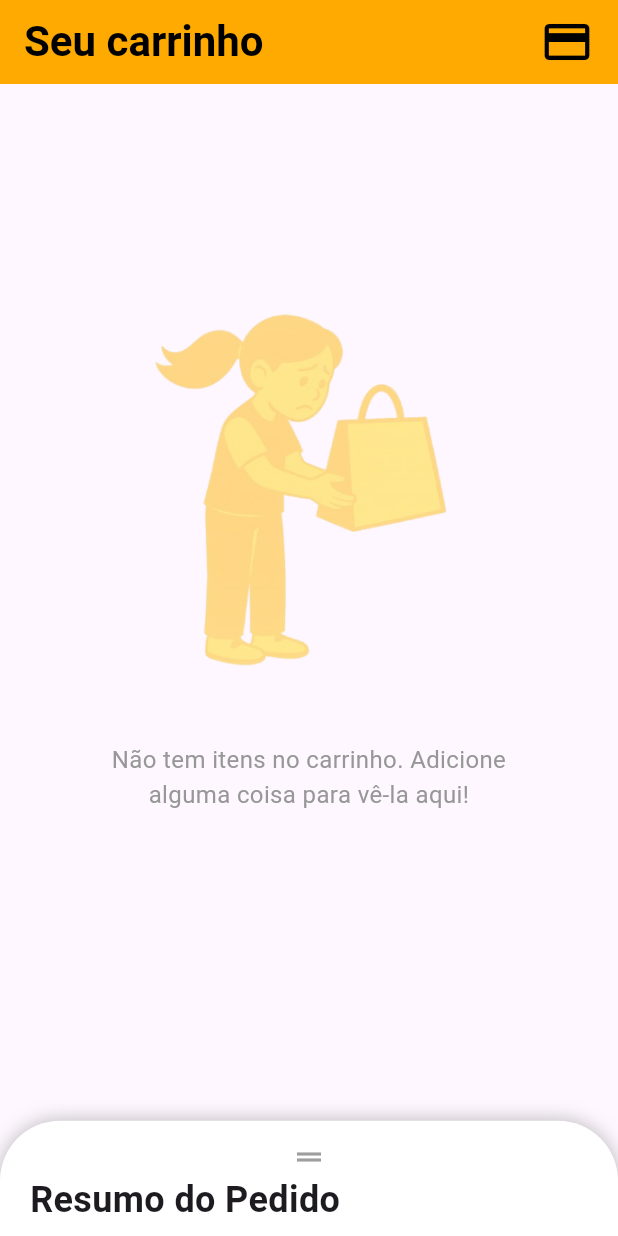
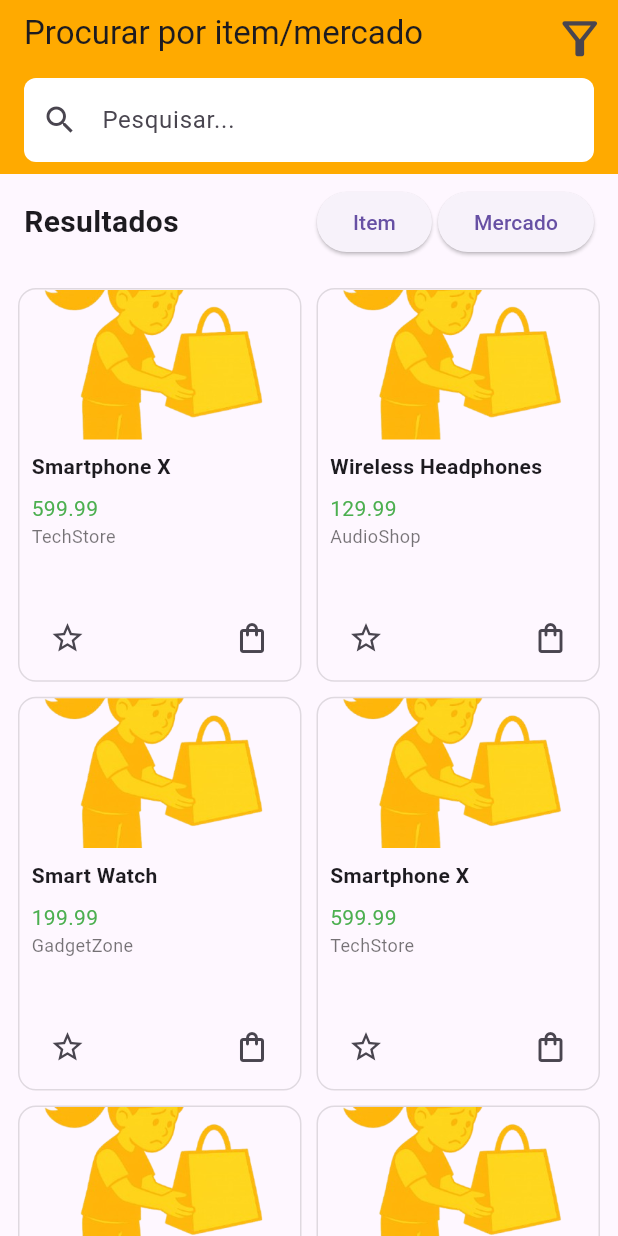
Before and after one commit to Arthutstuts96/Projeto-de-Sistemas-mobile, a Flutter app: the screen it shows after launch, on a phone screen of 412 x 824 dp. Run offline on Flutter 3.47's test engine with Material 3 defaults, Android fonts, the phone set to English and light mode, and no system bars; our stand-ins replace dio, shared_preferences.

Commit message:
Criada interface de pesquisa, funções para adicionar e remover itens do carrinho

```diff
--- a/lib/domain/models/products/product.dart
+++ b/lib/domain/models/products/product.dart
@@ -1,69 +1,88 @@
 import 'dart:convert';
 
 class Product {
+  int id;
   String name;
   String description;
   String category;
   String brand;
+  String market;
   double unityPrice;
   int quantity;
   DateTime expirationDate;
+  String image;
   int barCode;
   Product({
+    required this.id,
     required this.name,
     required this.description,
     required this.category,
     required this.brand,
+    required this.market,
     required this.unityPrice,
     required this.quantity,
     required this.expirationDate,
+    required this.image,
     required this.barCode,
   });
 
+
   Product copyWith({
+    int? id,
     String? name,
     String? description,
     String? category,
     String? brand,
+    String? market,
     double? unityPrice,
     int? quantity,
     DateTime? expirationDate,
+    String? image,
     int? barCode,
   }) {
     return Product(
+      id: id ?? this.id,
       name: name ?? this.name,
       description: description ?? this.description,
       category: category ?? this.category,
       brand: brand ?? this.brand,
+      market: market ?? this.market,
       unityPrice: unityPrice ?? this.unityPrice,
       quantity: quantity ?? this.quantity,
       expirationDate: expirationDate ?? this.expirationDate,
+      image: image ?? this.image,
       barCode: barCode ?? this.barCode,
     );
   }
 
   Map<String, dynamic> toMap() {
     return <String, dynamic>{
+      'id': id,
       'name': name,
       'description': description,
       'category': category,
       'brand': brand,
+      'market': market,
       'unityPrice': unityPrice,
       'quantity': quantity,
       'expirationDate': expirationDate.millisecondsSinceEpoch,
+      'image': image,
       'barCode': barCode,
     };
   }
 
   factory Product.fromMap(Map<String, dynamic> map) {
     return Product(
+      id: map['id'] as int,
       name: map['name'] as String,
       description: map['description'] as String,
       category: map['category'] as String,
       brand: map['brand'] as String,
+      market: map['market'] as String,
       unityPrice: map['unityPrice'] as double,
       quantity: map['quantity'] as int,
       expirationDate: DateTime.fromMillisecondsSinceEpoch(map['expirationDate'] as int),
+      image: map['image'] as String,
       barCode: map['barCode'] as int,
     );
   }
@@ -74,7 +93,7 @@ class Product {
 
   @override
   String toString() {
-    return 'Product(name: $name, description: $description, category: $category, brand: $brand, unityPrice: $unityPrice, quantity: $quantity, expirationDate: $expirationDate, barCode: $barCode)';
+    return 'Product(id: $id, name: $name, description: $description, category: $category, brand: $brand, market: $market, unityPrice: $unityPrice, quantity: $quantity, expirationDate: $expirationDate, image: $image, barCode: $barCode)';
   }
 
   @override
@@ -82,25 +101,31 @@ class Product {
     if (identical(this, other)) return true;
 
     return
+      other.id == id &&
       other.name == name &&
       other.description == description &&
       other.category == category &&
       other.brand == brand &&
+      other.market == market &&
       other.unityPrice == unityPrice &&
       other.quantity == quantity &&
       other.expirationDate == expirationDate &&
+      other.image == image &&
       other.barCode == barCode;
   }
 
   @override
   int get hashCode {
-    return name.hashCode ^
+    return id.hashCode ^
+      name.hashCode ^
       description.hashCode ^
       category.hashCode ^
       brand.hashCode ^
+      market.hashCode ^
       unityPrice.hashCode ^
       quantity.hashCode ^
       expirationDate.hashCode ^
+      image.hashCode ^
       barCode.hashCode;
   }
 }
--- a/lib/domain/repository/cart_repository.dart
+++ b/lib/domain/repository/cart_repository.dart
@@ -1,5 +1,10 @@
 import 'package:projeto_de_sistemas/domain/models/products/cart.dart';
+import 'package:projeto_de_sistemas/domain/models/products/product.dart';
 
 abstract class CartRepository {
     Future<void> saveCart({required Cart cart});
+    Future<void> addItemToCart({required Product product});
+    Future<void> removeItemFromCart({required Product product});
+    Future<Cart?> getCart();
+    Future<void> clearCart();
 }
--- a/lib/main.dart
+++ b/lib/main.dart
@@ -1,5 +1,6 @@
 import 'package:flutter/material.dart';
 import 'package:projeto_de_sistemas/screens/cart_screen.dart';
+import 'package:projeto_de_sistemas/screens/search_products_screen.dart';
 import 'package:projeto_de_sistemas/screens/splash_screen.dart';
 import 'package:projeto_de_sistemas/screens/login_screen.dart';
 import 'package:projeto_de_sistemas/screens/home_screen.dart';
@@ -20,8 +21,9 @@ class TrazAi extends StatelessWidget {
         "login_screen": (context) =>  LoginScreen(),
         "home_screen": (context) =>  HomeScreen(),
         "cart": (context) =>  CartScreen(),
+        "search_products": (context) =>  SearchProductsScreen(),
       },
-      initialRoute: "cart",
+      initialRoute: "search_products",
     );
   }
 }
--- a/lib/screens/components/products/cart_product.dart
+++ b/lib/screens/components/products/cart_product.dart
@@ -3,13 +3,17 @@ import 'package:projeto_de_sistemas/domain/models/products/product.dart';
 import 'package:projeto_de_sistemas/screens/components/products/change_quantity_button.dart';
 
 class CartProduct extends StatelessWidget {
-  CartProduct({super.key, required this.product});
+  CartProduct({super.key, required this.product, required this.onDismiss});
   final Product product;
+  final VoidCallback onDismiss;
 
   @override
   Widget build(BuildContext context) {
     return Dismissible(
       key: Key("Asas"),
+       onDismissed: (direction) {
+        onDismiss();
+       },
       direction: DismissDirection.endToStart,
       background: Container(
         alignment: Alignment.centerRight,
--- /dev/null
+++ b/lib/screens/components/products/product_card.dart
@@ -0,0 +1,80 @@
+import 'package:flutter/material.dart';
+import 'package:projeto_de_sistemas/controllers/cart_controller.dart';
+import 'package:projeto_de_sistemas/domain/models/products/product.dart';
+
+class ProductCard extends StatelessWidget {
+  ProductCard({super.key, required this.product});
+  final Product product;
+
+  final CartController cartController = CartController();
+
+  @override
+  Widget build(BuildContext context) {
+    return Container(
+      decoration: BoxDecoration(
+        border: Border.all(color: Colors.black12),
+        borderRadius: BorderRadius.circular(12),
+      ),
+      child: Column(
+        crossAxisAlignment: CrossAxisAlignment.start,
+        children: [
+          ClipRRect(
+            borderRadius: const BorderRadius.vertical(top: Radius.circular(12)),
+            child: Image.asset(
+              "assets/images/no_itens_in_bag.png",
+              height: 100,
+              width: double.infinity,
+              fit: BoxFit.cover,
+            ),
+          ),
+          Padding(
+            padding: const EdgeInsets.all(8.0),
+            child: Text(
+              product.name,
+              style: const TextStyle(fontWeight: FontWeight.bold),
+            ),
+          ),
+          Padding(
+            padding: const EdgeInsets.symmetric(horizontal: 8.0),
+            child: Text(
+              product.unityPrice.toString(),
+              style: const TextStyle(color: Colors.green),
+            ),
+          ),
+          Padding(
+            padding: const EdgeInsets.symmetric(horizontal: 8.0),
+            child: Text(
+              product.market,
+              style: const TextStyle(fontSize: 12, color: Colors.black54),
+            ),
+          ),
+          const Spacer(),
+          Padding(
+            padding: const EdgeInsets.symmetric(horizontal: 8.0, vertical: 4),
+            child: Row(
+              mainAxisAlignment: MainAxisAlignment.spaceBetween,
+              children: <IconButton>[
+                IconButton(onPressed: () {}, icon: Icon(Icons.star_border)),
+                IconButton(
+                  onPressed: () async {
+                    final bool response = await cartController.addItemToCart(
+                      product: product,
+                    );
+                    if (response) {
+                      ScaffoldMessenger.of(context).showSnackBar(
+                        const SnackBar(
+                          content: Text('Item salvo com sucesso no carrinho!'),
+                        ),
+                      );
+                    }
+                  },
+                  icon: Icon(Icons.shopping_bag_outlined),
+                ),
+              ],
+            ),
+          ),
+        ],
+      ),
+    );
+  }
+}
--- /dev/null
+++ b/lib/screens/search_products_screen.dart
@@ -0,0 +1,213 @@
+import 'package:flutter/material.dart';
+import 'package:projeto_de_sistemas/domain/models/products/product.dart';
+import 'package:projeto_de_sistemas/screens/cart_screen.dart';
+import 'package:projeto_de_sistemas/screens/components/products/product_card.dart';
+
+class SearchProductsScreen extends StatelessWidget {
+  const SearchProductsScreen({super.key});
+
+  static List<Product> mockProducts = [
+    Product(
+      id: 1,
+      name: 'Smartphone X',
+      description: 'Smartphone de última geração',
+      category: 'Eletrônicos',
+      brand: 'TechBrand',
+      market: 'TechStore',
+      unityPrice: 599.99,
+      quantity: 1,
+      expirationDate: DateTime(2026, 12, 31),
+      image: '',
+      barCode: 1000001,
+    ),
+    Product(
+      id: 2,
+      name: 'Wireless Headphones',
+      description: 'Fones de ouvido sem fio com alta qualidade',
+      category: 'Eletrônicos',
+      brand: 'AudioBrand',
+      market: 'AudioShop',
+      unityPrice: 129.99,
+      quantity: 1,
+      expirationDate: DateTime(2026, 12, 31),
+      image: '',
+      barCode: 1000002,
+    ),
+    Product(
+      id: 3,
+      name: 'Smart Watch',
+      description: 'Relógio inteligente com monitoramento de saúde',
+      category: 'Eletrônicos',
+      brand: 'GadgetBrand',
+      market: 'GadgetZone',
+      unityPrice: 199.99,
+      quantity: 1,
+      expirationDate: DateTime(2026, 12, 31),
+      image: '',
+      barCode: 1000003,
+    ),
+    Product(
+      id: 4,
+      name: 'Smartphone X',
+      description: 'Smartphone de última geração',
+      category: 'Eletrônicos',
+      brand: 'TechBrand',
+      market: 'TechStore',
+      unityPrice: 599.99,
+      quantity: 1,
+      expirationDate: DateTime(2026, 12, 31),
+      image: '',
+      barCode: 1000004,
+    ),
+    Product(
+      id: 5,
+      name: 'Wireless Headphones',
+      description: 'Fones de ouvido sem fio com alta qualidade',
+      category: 'Eletrônicos',
+      brand: 'AudioBrand',
+      market: 'AudioShop',
+      unityPrice: 129.99,
+      quantity: 1,
+      expirationDate: DateTime(2026, 12, 31),
+      image: '',
+      barCode: 1000005,
+    ),
+    Product(
+      id: 6,
+      name: 'Smart Watch',
+      description: 'Relógio inteligente com monitoramento de saúde',
+      category: 'Eletrônicos',
+      brand: 'GadgetBrand',
+      market: 'GadgetZone',
+      unityPrice: 199.99,
+      quantity: 1,
+      expirationDate: DateTime(2026, 12, 31),
+      image: '',
+      barCode: 1000006,
+    ),
+    Product(
+      id: 7,
+      name: 'Smartphone X',
+      description: 'Smartphone de última geração',
+      category: 'Eletrônicos',
+      brand: 'TechBrand',
+      market: 'TechStore',
+      unityPrice: 599.99,
+      quantity: 1,
+      expirationDate: DateTime(2026, 12, 31),
+      image: '',
+      barCode: 1000007,
+    ),
+    Product(
+      id: 8,
+      name: 'Wireless Headphones',
+      description: 'Fones de ouvido sem fio com alta qualidade',
+      category: 'Eletrônicos',
+      brand: 'AudioBrand',
+      market: 'AudioShop',
+      unityPrice: 129.99,
+      quantity: 1,
+      expirationDate: DateTime(2026, 12, 31),
+      image: '',
+      barCode: 1000008,
+    ),
+    Product(
+      id: 9,
+      name: 'Smart Watch',
+      description: 'Relógio inteligente com monitoramento de saúde',
+      category: 'Eletrônicos',
+      brand: 'GadgetBrand',
+      market: 'GadgetZone',
+      unityPrice: 199.99,
+      quantity: 1,
+      expirationDate: DateTime(2026, 12, 31),
+      image: '',
+      barCode: 1000009,
+    ),
+  ];
+  @override
+  Widget build(BuildContext context) {
+    return Scaffold(
+      appBar: AppBar(
+        backgroundColor: Color(0xFFFFAA00),
+        title: Text("Procurar por item/mercado"),
+        actions: [
+          IconButton(
+            onPressed: () {
+              Navigator.push(
+                context,
+                MaterialPageRoute(builder: (context) => CartScreen()),
+              );
+            },
+            icon: Icon(Icons.filter_alt_outlined, size: 35),
+          ),
+        ],
+        bottom: PreferredSize(
+          preferredSize: Size.fromHeight(60),
+          child: Padding(
+            padding: const EdgeInsets.symmetric(vertical: 8, horizontal: 16),
+            child: TextFormField(
+              decoration: InputDecoration(
+                filled: true,
+                fillColor: Colors.white,
+                hintText: "Pesquisar...",
+                border: OutlineInputBorder(
+                  borderRadius: BorderRadius.circular(8),
+                  borderSide: BorderSide.none,
+                ),
+                prefixIcon: Icon(Icons.search),
+              ),
+            ),
+          ),
+        ),
+      ),
+      body: SingleChildScrollView(
+        child: Column(
+          crossAxisAlignment: CrossAxisAlignment.start,
+          children: [
+            Padding(
+              padding: const EdgeInsets.symmetric(
+                horizontal: 16.0,
+                vertical: 8,
+              ),
+              child: Row(
+                mainAxisAlignment: MainAxisAlignment.spaceBetween,
+                children: [
+                  const Text(
+                    "Resultados",
+                    style: TextStyle(fontSize: 20, fontWeight: FontWeight.bold),
+                  ),
+                  Row(
+                    spacing: 4,
+                    children: <ElevatedButton>[
+                      ElevatedButton(onPressed: () {}, child: Text("Item")),
+                      ElevatedButton(onPressed: () {}, child: Text("Mercado")),
+                    ],
+                  ),
+                ],
+              ),
+            ),
+            const SizedBox(height: 12),
+            Padding(
+              padding: const EdgeInsets.symmetric(horizontal: 12),
+              child: GridView.count(
+                crossAxisCount: 2,
+                childAspectRatio: 0.72,
+                shrinkWrap: true, // <- importante para não quebrar layout
+                physics:
+                    const NeverScrollableScrollPhysics(), // <- evita conflito com o SingleChildScrollView
+                crossAxisSpacing: 10,
+                mainAxisSpacing: 10,
+                children:
+                    mockProducts.map((product) {
+                      return ProductCard(product: product,);
+                    }).toList(),
+              ),
+            ),
+            const SizedBox(height: 20),
+          ],
+        ),
+      ),
+    );
+  }
+}
```
Also changed, not shown: lib/controllers/cart_controller.dart (+27 -4 lines), lib/domain/models/products/cart.dart (+13 -6 lines), lib/screens/cart_screen.dart (+60 -11 lines), lib/services/session/cart.dart (added, +101 -0 lines).
